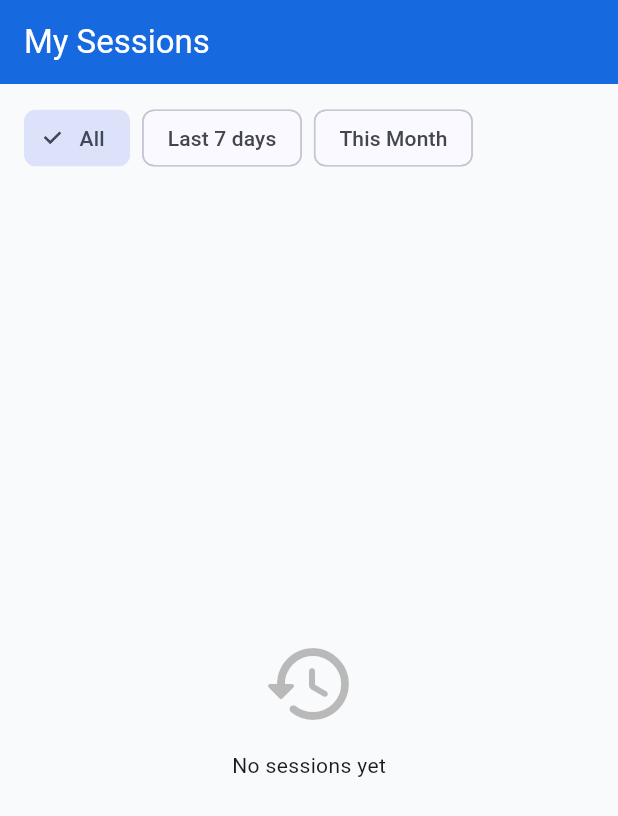
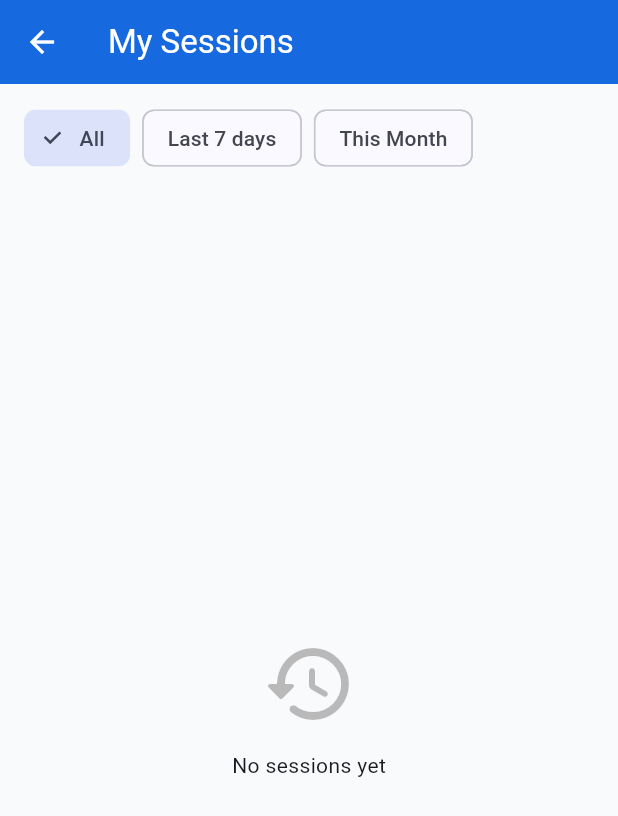
Before and after one commit to utgupta27/wtf_flutter_test, a Flutter app: the SessionLogsScreen screen opened by its route, on a phone screen of 412 x 824 dp. Shown: the top 816 px of the screen. Run offline on Flutter 3.47's test engine with Material 3 defaults, Android fonts, the phone set to English and light mode, and no system bars; our stand-ins replace equatable, flutter_riverpod, go_router, hive_flutter; missing offline and left inert: hmssdk_flutter; accounts and stored records are empty; generated files the repository leaves out were written again.

Commit message:
feat(guru): AppBar and Android back navigation to Home
Adds GuruSubpageScaffold with header back button and PopScope for
system back. Home uses push so the stack pops correctly. Conversation
prefers pop to chat list before falling back to Home.

Closes #37

Co-authored-by: Cursor <cursoragent@cursor.com>

```diff
--- /dev/null
+++ b/guru_app/lib/core/widgets/guru_subpage_scaffold.dart
@@ -0,0 +1,52 @@
+import 'package:flutter/material.dart';
+import 'package:go_router/go_router.dart';
+
+/// Scaffold for screens below Home: AppBar back + Android system back handling.
+class GuruSubpageScaffold extends StatelessWidget {
+  const GuruSubpageScaffold({
+    super.key,
+    required this.title,
+    required this.body,
+    this.actions,
+    this.preferPop = false,
+  });
+
+  final Widget title;
+  final Widget body;
+  final List<Widget>? actions;
+  /// When true, back tries [GoRouter.pop] first (e.g. conversation → chat list).
+  final bool preferPop;
+
+  void _handleBack(BuildContext context) {
+    if (preferPop && context.canPop()) {
+      context.pop();
+      return;
+    }
+    context.go('/home');
+  }
+
+  @override
+  Widget build(BuildContext context) {
+    return PopScope(
+      canPop: false,
+      onPopInvokedWithResult: (didPop, result) {
+        if (didPop) {
+          return;
+        }
+        _handleBack(context);
+      },
+      child: Scaffold(
+        appBar: AppBar(
+          leading: IconButton(
+            icon: const Icon(Icons.arrow_back),
+            tooltip: 'Back',
+            onPressed: () => _handleBack(context),
+          ),
+          title: title,
+          actions: actions,
+        ),
+        body: body,
+      ),
+    );
+  }
+}
--- a/guru_app/lib/features/calls/schedule_call_screen.dart
+++ b/guru_app/lib/features/calls/schedule_call_screen.dart
@@ -3,6 +3,7 @@ import 'package:flutter_riverpod/flutter_riverpod.dart';
 import 'package:go_router/go_router.dart';
 import 'package:intl/intl.dart';
 
+import 'package:guru_app/core/widgets/guru_subpage_scaffold.dart';
 import 'package:guru_app/features/calls/viewmodel/schedule_call_viewmodel.dart';
 
 class ScheduleCallScreen extends ConsumerWidget {
@@ -17,8 +18,8 @@ class ScheduleCallScreen extends ConsumerWidget {
       return _SuccessView(onDone: () => context.go('/home'));
     }
 
-    return Scaffold(
-      appBar: AppBar(title: const Text('Schedule a Call')),
+    return GuruSubpageScaffold(
+      title: const Text('Schedule a Call'),
       body: SingleChildScrollView(
         padding: const EdgeInsets.all(16),
         child: Column(
--- a/guru_app/lib/features/calls/video_call_screen.dart
+++ b/guru_app/lib/features/calls/video_call_screen.dart
@@ -2,6 +2,7 @@ import 'package:flutter/material.dart';
 import 'package:flutter_riverpod/flutter_riverpod.dart';
 import 'package:go_router/go_router.dart';
 
+import 'package:guru_app/core/widgets/guru_subpage_scaffold.dart';
 import 'package:guru_app/features/calls/viewmodel/video_call_viewmodel.dart';
 
 class VideoCallScreen extends ConsumerWidget {
@@ -50,8 +51,8 @@ class _PreJoinView extends StatelessWidget {
 
   @override
   Widget build(BuildContext context) {
-    return Scaffold(
-      appBar: AppBar(title: const Text('Ready to Join?')),
+    return GuruSubpageScaffold(
+      title: const Text('Ready to Join?'),
       body: Padding(
         padding: const EdgeInsets.all(24),
         child: Column(
--- a/guru_app/lib/features/chat/chat_list_screen.dart
+++ b/guru_app/lib/features/chat/chat_list_screen.dart
@@ -5,6 +5,7 @@ import 'package:intl/intl.dart';
 import 'package:shared/shared.dart';
 
 import 'package:guru_app/core/theme/app_theme.dart';
+import 'package:guru_app/core/widgets/guru_subpage_scaffold.dart';
 import 'package:guru_app/features/chat/viewmodel/chat_list_viewmodel.dart';
 
 class ChatPreview {
@@ -34,9 +35,8 @@ class ChatListScreen extends ConsumerWidget {
   Widget build(BuildContext context, WidgetRef ref) {
     final state = ref.watch(chatListViewModelProvider);
 
-    return Scaffold(
-      backgroundColor: AppColors.surface,
-      appBar: AppBar(title: const Text('Chats')),
+    return GuruSubpageScaffold(
+      title: const Text('Chats'),
       body: state.when(
         loading: () => const Center(child: CircularProgressIndicator()),
         error: (e, _) => Center(child: Text('Error: $e')),
--- a/guru_app/lib/features/home/home_screen.dart
+++ b/guru_app/lib/features/home/home_screen.dart
@@ -92,7 +92,7 @@ class HomeActionCard extends StatelessWidget {
       shadowColor: Colors.black.withValues(alpha: 0.06),
       child: InkWell(
         borderRadius: BorderRadius.circular(16),
-        onTap: () => context.go(route),
+        onTap: () => context.push(route),
         child: Padding(
           padding: const EdgeInsets.all(24),
           child: Row(
--- a/guru_app/lib/features/sessions/session_logs_screen.dart
+++ b/guru_app/lib/features/sessions/session_logs_screen.dart
@@ -3,6 +3,7 @@ import 'package:flutter_riverpod/flutter_riverpod.dart';
 import 'package:intl/intl.dart';
 import 'package:shared/shared.dart';
 
+import 'package:guru_app/core/widgets/guru_subpage_scaffold.dart';
 import 'package:guru_app/features/sessions/viewmodel/session_logs_viewmodel.dart';
 
 class SessionLogsScreen extends ConsumerWidget {
@@ -13,8 +14,8 @@ class SessionLogsScreen extends ConsumerWidget {
     final asyncState = ref.watch(sessionLogsViewModelProvider);
     final vm = ref.read(sessionLogsViewModelProvider.notifier);
 
-    return Scaffold(
-      appBar: AppBar(title: const Text('My Sessions')),
+    return GuruSubpageScaffold(
+      title: const Text('My Sessions'),
       body: asyncState.when(
         loading: () => const Center(child: CircularProgressIndicator()),
         error: (e, _) => Center(child: Text('Error: $e')),
```
Also changed, not shown: guru_app/lib/features/chat/conversation_screen.dart (+9 -6 lines), 1 other file.
